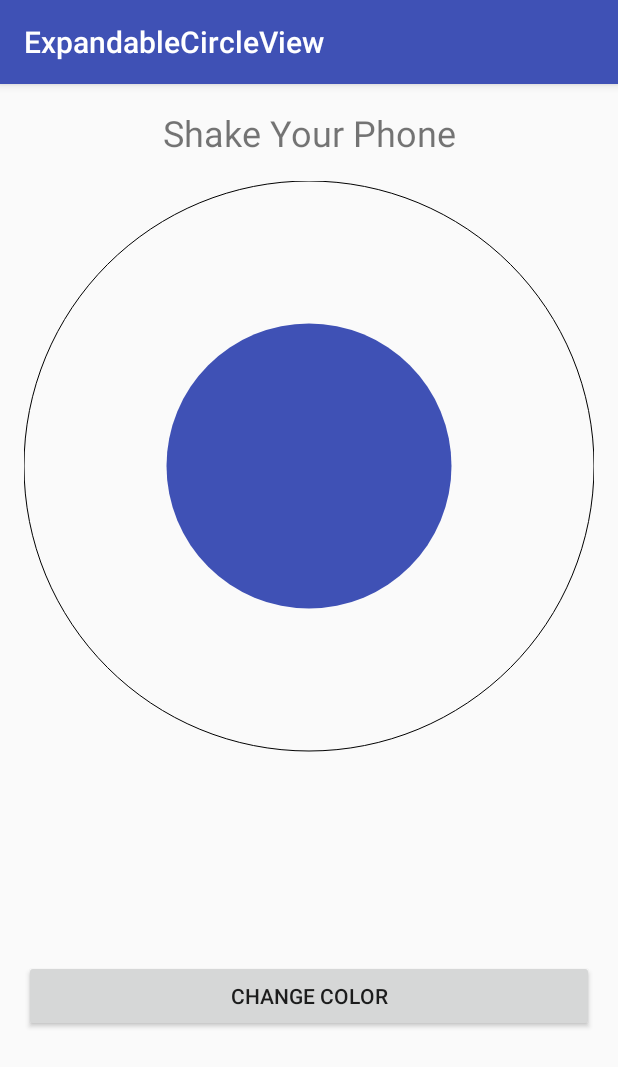
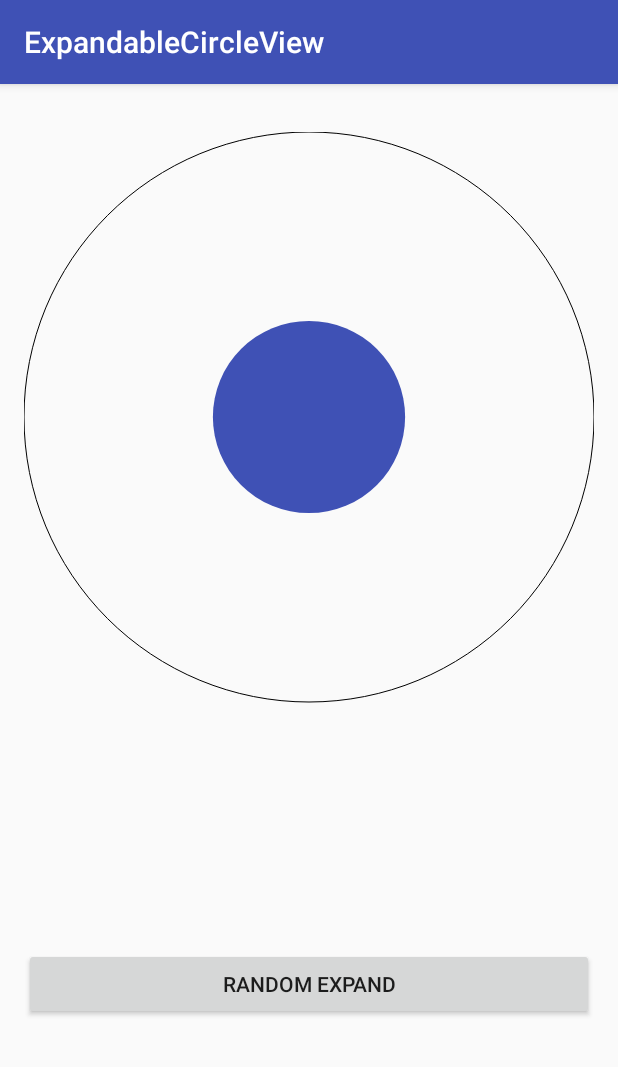
Before and after one commit to nex3z/ExpandableCircleView, an Android app: the screen it shows after launch (MainActivity), on a phone screen of 412 x 824 dp. Shown: the top 1067 px of the screen. Run offline under Robolectric (Android 15) with nearby library versions, the phone set to English and light mode, and no system bars.

Commit message:
Update sample.

```diff
--- a/build.gradle
+++ b/build.gradle
@@ -5,7 +5,7 @@ buildscript {
         jcenter()
     }
     dependencies {
-        classpath 'com.android.tools.build:gradle:2.1.2'
+        classpath 'com.android.tools.build:gradle:2.1.3'
         classpath 'com.novoda:bintray-release:0.3.4'
     }
 }
--- a/sample/src/main/java/com/nex3z/expandablecircleview/sample/MainActivity.java
+++ b/sample/src/main/java/com/nex3z/expandablecircleview/sample/MainActivity.java
@@ -1,30 +1,27 @@
 package com.nex3z.expandablecircleview.sample;
 
-import android.content.Context;
-import android.graphics.Color;
-import android.hardware.Sensor;
-import android.hardware.SensorEvent;
-import android.hardware.SensorEventListener;
-import android.hardware.SensorManager;
 import android.os.Bundle;
+import android.os.Handler;
+import android.os.Message;
 import android.support.v7.app.AppCompatActivity;
 import android.view.View;
 import android.widget.Button;
 
 import com.nex3z.expandablecircleview.ExpandableCircleView;
 
+import java.lang.ref.WeakReference;
 import java.util.Random;
 
-public class MainActivity extends AppCompatActivity implements SensorEventListener {
+public class MainActivity extends AppCompatActivity {
 
-    private static final float MAX_FORCE = 4.0f;
-    private static final float ONE_G = 1.0f;
-
-    private SensorManager mSensorManager;
-    private Sensor mAccelerometer;
-    final Random mRnd = new Random();
+    private static final int EXPAND_DURATION = 500;
+    private static final int EVENT_EXPAND = 1;
 
     private ExpandableCircleView mCircle;
+    private boolean mExpand = true;
+    private boolean mAuto = true;
+    private Random mRnd = new Random();
+    private ExpandHandler mHandler = new ExpandHandler(this);
 
     @Override
     protected void onCreate(Bundle savedInstanceState) {
@@ -32,55 +29,49 @@ public class MainActivity extends AppCompatActivity implements SensorEventListen
         setContentView(R.layout.activity_main);
 
         mCircle = (ExpandableCircleView) findViewById(R.id.circle);
+        mCircle.setExpandAnimationDuration(EXPAND_DURATION);
+        mCircle.setProportion(0);
 
-        Button button = (Button) findViewById(R.id.btn_change_color);
-        if (button != null) {
+        mHandler.sendMessageDelayed(mHandler.obtainMessage(EVENT_EXPAND), EXPAND_DURATION);
+
+        Button button = (Button) findViewById(R.id.btn_change_size);
         button.setOnClickListener(new View.OnClickListener() {
             @Override
             public void onClick(View v) {
-                    int outerColor = getRandomColor();
-                    mCircle.setOuterColor(outerColor);
-                    int innerColor = getRandomColor();
-                    mCircle.setInnerColor(innerColor);
+                mAuto = false;
+                mCircle.expand(mRnd.nextFloat());
             }
         });
     }
 
-        mSensorManager = (SensorManager) getSystemService(Context.SENSOR_SERVICE);
-        mAccelerometer = mSensorManager.getDefaultSensor(Sensor.TYPE_ACCELEROMETER);
+    private static class ExpandHandler extends Handler {
+        private final WeakReference<MainActivity> mActivityRef;
+
+        public ExpandHandler(MainActivity activity) {
+            mActivityRef = new WeakReference<>(activity);
         }
 
         @Override
-    public void onSensorChanged(SensorEvent event) {
-        float x = event.values[0];
-        float y = event.values[1];
-        float z = event.values[2];
+        public void handleMessage(Message msg) {
+            switch (msg.what) {
+                case EVENT_EXPAND:
+                    MainActivity activity = mActivityRef.get();
+                    if (activity != null && activity.mAuto) {
+                        if (activity.mExpand) {
+                            activity.mCircle.expand(1);
+                        } else {
+                            activity.mCircle.expand(0);
+                        }
+                        activity.mExpand = !activity.mExpand;
 
-        float gX = x / SensorManager.GRAVITY_EARTH;
-        float gY = y / SensorManager.GRAVITY_EARTH;
-        float gZ = z / SensorManager.GRAVITY_EARTH;
-        float force = (float) Math.sqrt(gX * gX + gY * gY + gZ * gZ);
-
-        mCircle.expand((force - ONE_G)/MAX_FORCE);
+                        activity.mHandler.sendMessageDelayed(
+                                activity.mHandler.obtainMessage(EVENT_EXPAND), EXPAND_DURATION);
                     }
-
-    @Override
-    public void onAccuracyChanged(Sensor sensor, int accuracy) {}
-
-    @Override
-    protected void onResume() {
-        super.onResume();
-        mSensorManager.registerListener(this, mAccelerometer, SensorManager.SENSOR_DELAY_NORMAL);
+                    break;
+                default:
+                    break;
             }
-
-    @Override
-    protected void onPause() {
-        super.onPause();
-        mSensorManager.unregisterListener(this);
         }
-
-    private int getRandomColor() {
-        return Color.argb(255, mRnd.nextInt(256), mRnd.nextInt(256), mRnd.nextInt(256));
     }
 
 }
--- a/sample/src/main/res/layout/activity_main.xml
+++ b/sample/src/main/res/layout/activity_main.xml
@@ -10,13 +10,6 @@
     android:paddingRight="@dimen/activity_horizontal_margin"
     android:paddingTop="@dimen/activity_vertical_margin"
     tools:context=".MainActivity">
-
-    <TextView
-        android:layout_width="match_parent"
-        android:layout_height="wrap_content"
-        android:gravity="center"
-        android:text="@string/shake_your_phone"
-        android:textSize="24sp"/>
 
     <com.nex3z.expandablecircleview.ExpandableCircleView
         android:id="@+id/circle"
@@ -36,10 +29,10 @@
         android:layout_weight="1">
 
         <Button
-            android:id="@+id/btn_change_color"
+            android:id="@+id/btn_change_size"
             android:layout_width="match_parent"
             android:layout_height="wrap_content"
-            android:text="@string/change_color"/>
+            android:text="@string/random_expand"/>
 
     </LinearLayout>
 
--- a/sample/src/main/res/values/strings.xml
+++ b/sample/src/main/res/values/strings.xml
@@ -1,5 +1,5 @@
 <resources>
     <string name="app_name">ExpandableCircleView</string>
     <string name="shake_your_phone">Shake Your Phone</string>
-    <string name="change_color">Change Color</string>
+    <string name="random_expand">Random Expand</string>
 </resources>
```
Also changed, not shown: gradle/wrapper/gradle-wrapper.properties. Lines whose indentation alone changed are shown as unchanged.
